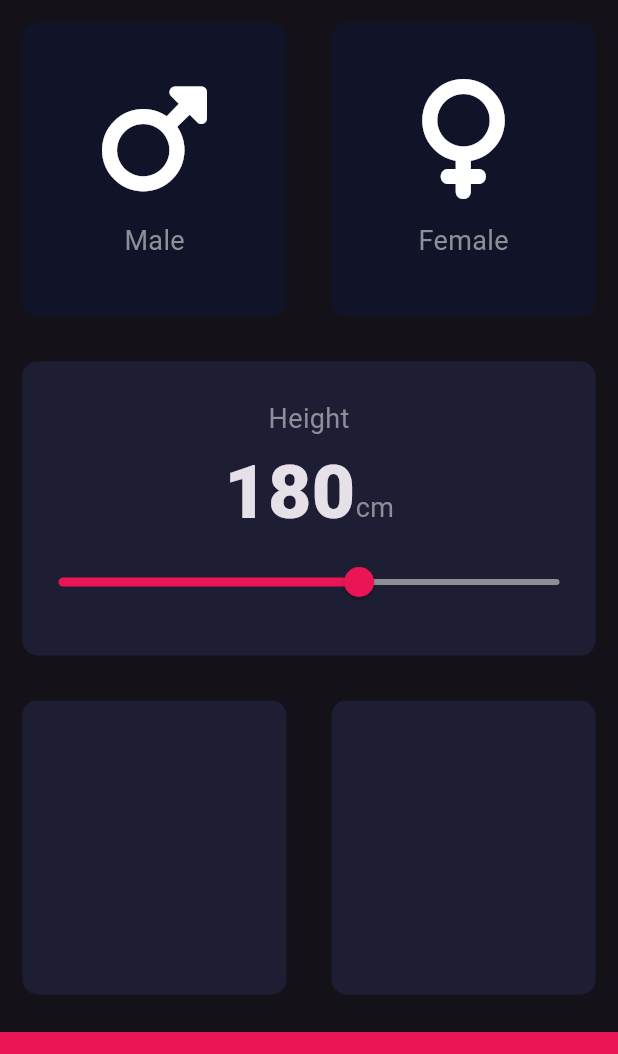
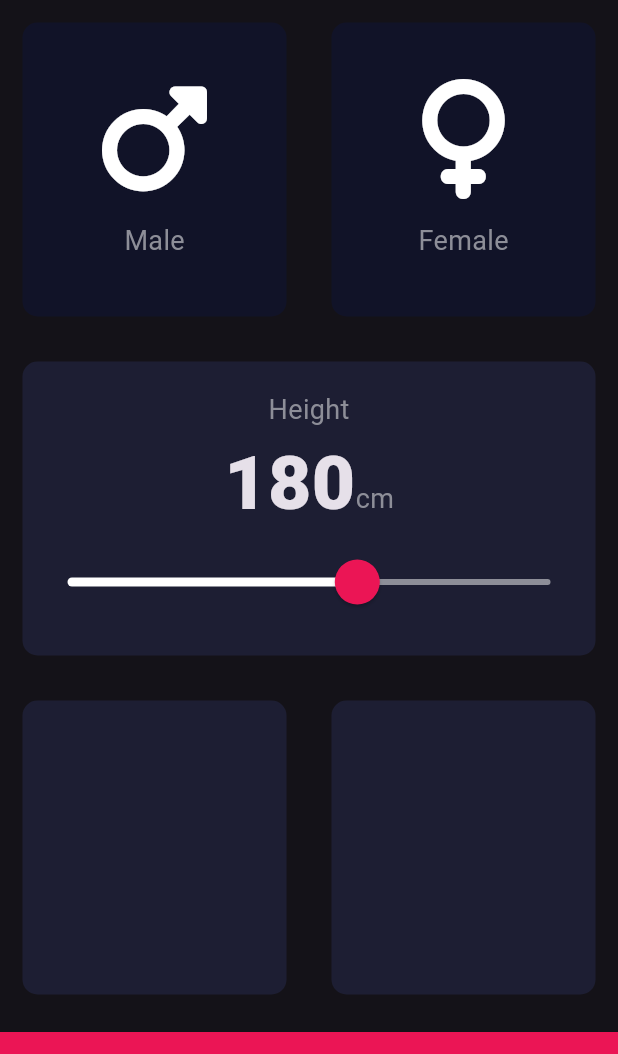
Before and after one commit to Bilaldev98/bmi_calculator, a Flutter app: the screen it shows after launch, on a phone screen of 412 x 824 dp, the part 84-1138 px from its top. Run offline on Flutter 3.47's test engine with Material 3 defaults, Android fonts, the phone set to English and light mode, and no system bars; our stand-ins replace font_awesome_flutter.

Commit message:
Initial commit

```diff
--- a/lib/main.dart
+++ b/lib/main.dart
@@ -88,7 +88,6 @@ class _InputPageState extends State<InputPage> {
                     onTap: (){
                       setState(() {
                         selectedGender = Gender.female;
-
                       });
                     },
                     child: ReusableCard(
@@ -133,17 +132,29 @@ class _InputPageState extends State<InputPage> {
                       ),
                     ],
                   ),
-                  Slider(
+                  SliderTheme(
+                    data: SliderTheme.of(context).copyWith(
+                      thumbColor: Color(0xFFEB1555),
+                      overlayColor: Color(0x29EB1555),
+                      activeTrackColor: Colors.white,
+                      thumbShape: RoundSliderThumbShape(enabledThumbRadius: 15.0),
+                      overlayShape:
+                        RoundSliderOverlayShape(overlayRadius: 30.0),
+                    ),
+                    child: Slider(
                       value: height.toDouble(),
                       min: 120.0,
                       max: 220.0,
-                    activeColor: Color(0xFFEB1555),
+
                       inactiveColor: Color(0xFF8D8E98),
+
                       onChanged: (double newValue) {
+                        print(newValue);
                         setState(() {
                           height = newValue.round();
                         });
                       },
+                    ),
                   ),
                 ],
               ),
```
Lines whose indentation alone changed are shown as unchanged.
